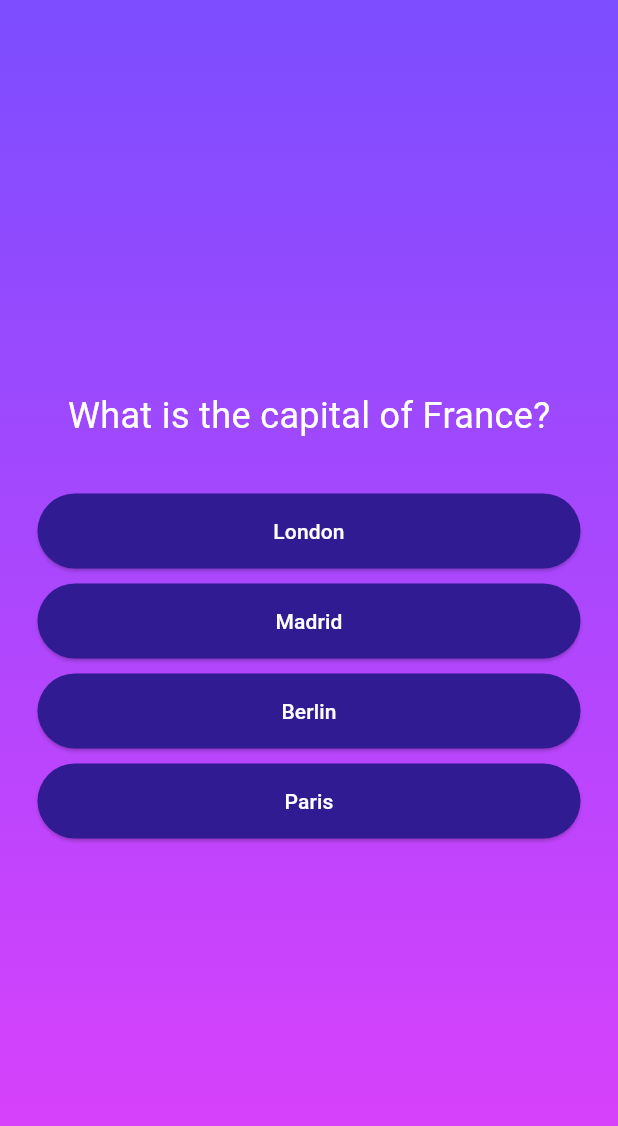
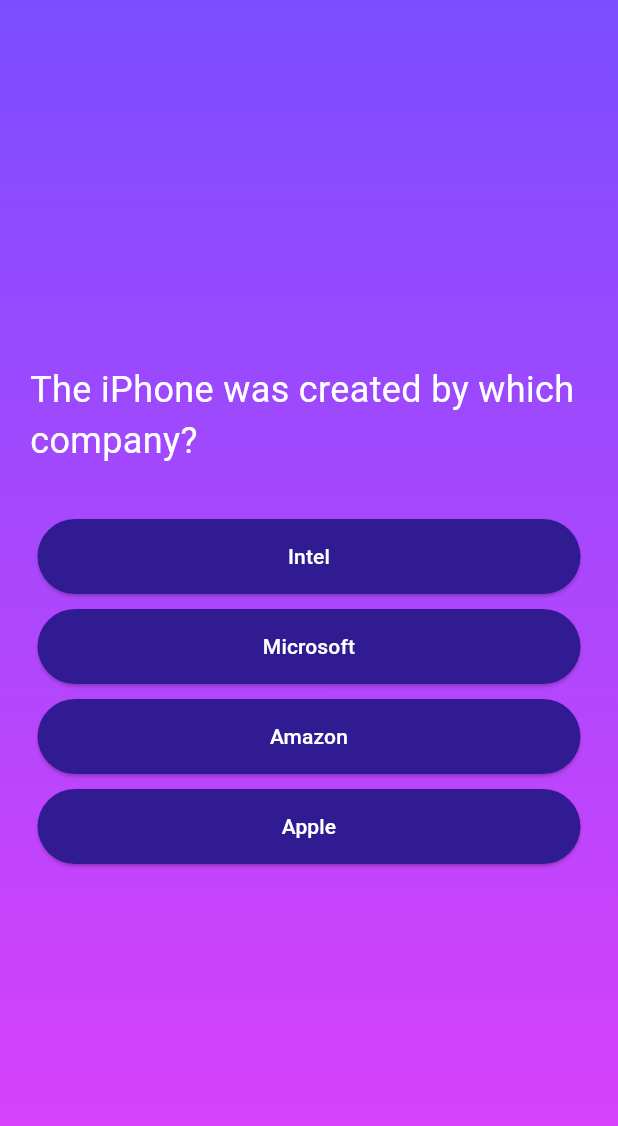
Before and after one commit to kareemkamal11/quiz, a Flutter app: the screen it shows after launch, after a tap on "Start Quiz", on a phone screen of 412 x 824 dp. Shown: the top 1126 px of the screen. Run offline on Flutter 3.47's test engine with Material 3 defaults, Android fonts, the phone set to English and light mode, and no system bars.

Commit message:
Finished Project

```diff
--- a/lib/data/question.dart
+++ b/lib/data/question.dart
@@ -4,23 +4,27 @@ import '../models/quizquestion.dart';
 
 const List<QuizQuestion> questions = [
   QuizQuestion(
-    'What is the capital of France?',
-    ['Paris', 'London', 'Berlin', 'Madrid'],
+    'The iPhone was created by which company?',
+    ['Apple', 'Intel', 'Amazon', 'Microsoft'],
   ),
   QuizQuestion(
-    'Who is CEO of Tesla?',
-    ['Jeff Bezos', 'Bill Gates', 'Tony Stark', 'Elon Musk'],
+    'Who is CEO of Amazon?',
+    ['Jeff Bezos', 'Elon Musk', 'Bill Gates', 'Tony Stark'],
   ),
   QuizQuestion(
-    'The iPhone was created by which company?',
-    ['Intel', 'Amazon', 'Apple', 'Microsoft'],
+    'The Windows was created by which company?',
+    ['Microsoft', 'Intel', 'Amazon', 'Apple'],
   ),
   QuizQuestion(
-    'What is the capital of India?',
-    ['Delhi', 'Mumbai', 'Kolkata', 'Chennai'],
+    'Who is CEO of Microsoft?',
+    ['Bill Gates', 'Elon Musk', 'Jeff Bezos', 'Tony Stark'],
   ),
   QuizQuestion(
-    'Who is the CEO of Google?',
-    ['Jeff Bezos', 'Bill Gates', 'Sundar Pichai', 'Elon Musk'],
+    'The Android was created by which company?',
+    ['Google', 'Intel', 'Amazon', 'Apple'],
+  ),
+  QuizQuestion(
+    'Who is CEO of Google?',
+    ['Sundar Pichai', 'Elon Musk', 'Jeff Bezos', 'Tony Stark'],
   ),
 ];
--- a/lib/models/quizquestion.dart
+++ b/lib/models/quizquestion.dart
@@ -3,7 +3,7 @@ class QuizQuestion {
   final List<String> answers;
   // final int correctAnswer;
 
-  List<String> getShuffledAnswers() {
+  List<String> get shuffledAnswers{
     final shuffeldList = List.of(answers);
     shuffeldList.shuffle(); // shuffle list of answers
     return shuffeldList;
--- a/lib/p_questions.dart
+++ b/lib/p_questions.dart
@@ -37,7 +37,7 @@ class _PageQuestionsState extends State<PageQuestions> {
         children: [
           textQuestion(currentQuestio.question),
           const SizedBox(height: 30),
-          ...currentQuestio.getShuffledAnswers().map((answer) {
+            ...currentQuestio.shuffledAnswers.map((answer) {
             return Container(
               width: double.infinity,
               margin: const EdgeInsets.all(5),
```
Also changed, not shown: lib/quiz.dart (+10 -2 lines), lib/result.dart (+47 -28 lines), lib/summry.dart (added, +59 -0 lines).
